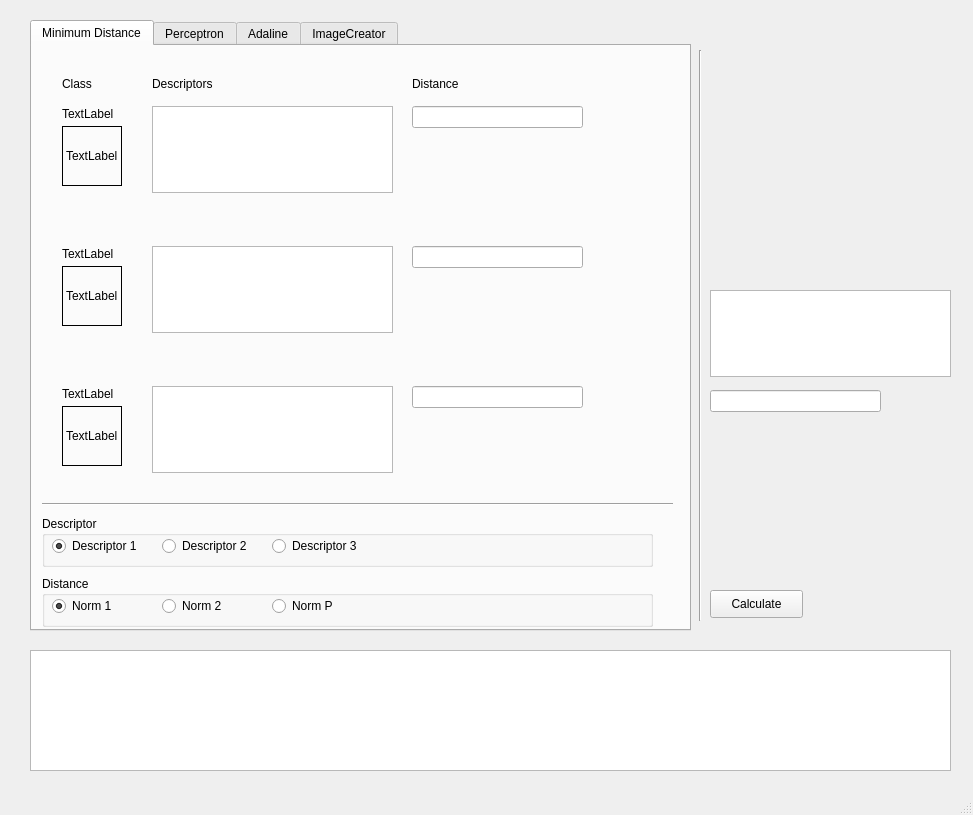
Before: the Qt Designer form mainwindow.ui in rulas/patternrecognition_uag, drawn with Qt 5.
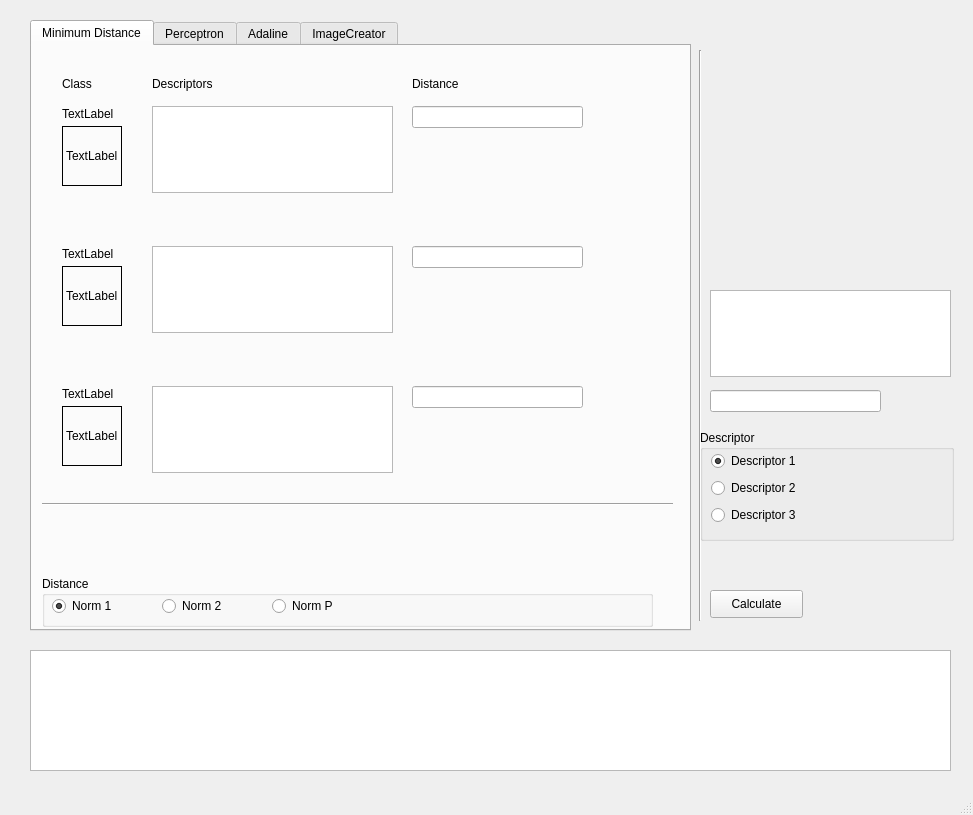
After: the same form once the commit is applied. Custom widgets are drawn as their Qt base class.

Commit message: moved descriptors selectors to global windows part

```diff
--- a/mainwindow.ui
+++ b/mainwindow.ui
@@ -292,67 +292,6 @@
        <enum>Qt::Horizontal</enum>
       </property>
      </widget>
-     <widget class="QGroupBox" name="groupBox_descriptor">
-      <property name="geometry">
-       <rect>
-        <x>10</x>
-        <y>470</y>
-        <width>611</width>
-        <height>51</height>
-       </rect>
-      </property>
-      <property name="title">
-       <string>Descriptor</string>
-      </property>
-      <property name="flat">
-       <bool>false</bool>
-      </property>
-      <property name="checkable">
-       <bool>false</bool>
-      </property>
-      <widget class="QRadioButton" name="radioButton_desc1">
-       <property name="geometry">
-        <rect>
-         <x>10</x>
-         <y>20</y>
-         <width>95</width>
-         <height>20</height>
-        </rect>
-       </property>
-       <property name="text">
-        <string>Descriptor 1</string>
-       </property>
-       <property name="checked">
-        <bool>true</bool>
-       </property>
-      </widget>
-      <widget class="QRadioButton" name="radioButton_desc2">
-       <property name="geometry">
-        <rect>
-         <x>120</x>
-         <y>20</y>
-         <width>95</width>
-         <height>20</height>
-        </rect>
-       </property>
-       <property name="text">
-        <string>Descriptor 2</string>
-       </property>
-      </widget>
-      <widget class="QRadioButton" name="radioButton_desc3">
-       <property name="geometry">
-        <rect>
-         <x>230</x>
-         <y>20</y>
-         <width>95</width>
-         <height>20</height>
-        </rect>
-       </property>
-       <property name="text">
-        <string>Descriptor 3</string>
-       </property>
-      </widget>
-     </widget>
      <widget class="QGroupBox" name="groupBox_distance">
       <property name="geometry">
        <rect>
@@ -482,7 +421,7 @@
    <widget class="IconWidget" name="widget_iconeditor" native="true">
     <property name="geometry">
      <rect>
-      <x>710</x>
+      <x>700</x>
       <y>40</y>
       <width>240</width>
       <height>240</height>
@@ -557,6 +496,67 @@
      </rect>
     </property>
    </widget>
+   <widget class="QGroupBox" name="groupBox_descriptor">
+    <property name="geometry">
+     <rect>
+      <x>700</x>
+      <y>430</y>
+      <width>254</width>
+      <height>111</height>
+     </rect>
+    </property>
+    <property name="title">
+     <string>Descriptor</string>
+    </property>
+    <property name="flat">
+     <bool>false</bool>
+    </property>
+    <property name="checkable">
+     <bool>false</bool>
+    </property>
+    <widget class="QRadioButton" name="radioButton_desc1">
+     <property name="geometry">
+      <rect>
+       <x>11</x>
+       <y>21</y>
+       <width>96</width>
+       <height>20</height>
+      </rect>
+     </property>
+     <property name="text">
+      <string>Descriptor 1</string>
+     </property>
+     <property name="checked">
+      <bool>true</bool>
+     </property>
+    </widget>
+    <widget class="QRadioButton" name="radioButton_desc2">
+     <property name="geometry">
+      <rect>
+       <x>11</x>
+       <y>48</y>
+       <width>96</width>
+       <height>20</height>
+      </rect>
+     </property>
+     <property name="text">
+      <string>Descriptor 2</string>
+     </property>
+    </widget>
+    <widget class="QRadioButton" name="radioButton_desc3">
+     <property name="geometry">
+      <rect>
+       <x>11</x>
+       <y>75</y>
+       <width>96</width>
+       <height>20</height>
+      </rect>
+     </property>
+     <property name="text">
+      <string>Descriptor 3</string>
+     </property>
+    </widget>
+   </widget>
   </widget>
   <widget class="QMenuBar" name="menubar">
    <property name="geometry">
```
